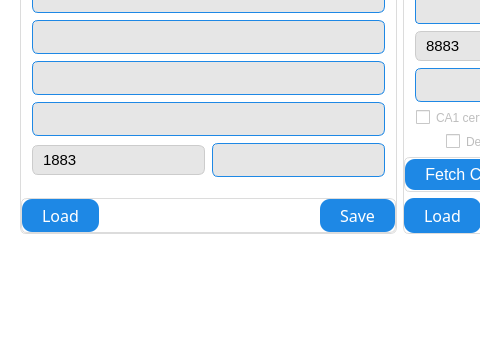
Above: QT_APP/factsetting.ui from eSpark-Backup/nabilfesal-msm-fw before the change; both pictures show x 0 to 480 and y 171 to 515 of the 800 by 515 pixel window. Below: the same form after it.
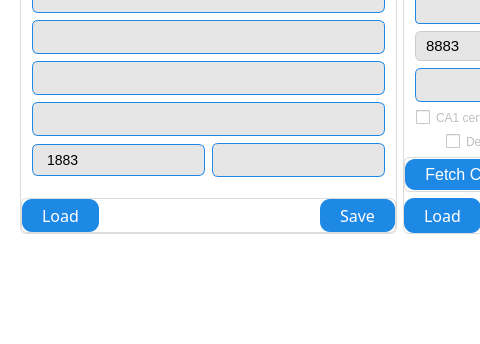
That is the form after the change. The open tabs and pages were chosen to show the change.

Diff of the .ui file:
```diff
--- a/QT_APP/factsetting.ui
+++ b/QT_APP/factsetting.ui
@@ -356,17 +356,17 @@
                  <item>
                   <widget class="QLineEdit" name="mqtt_port">
                    <property name="enabled">
-                    <bool>false</bool>
+                    <bool>true</bool>
                    </property>
                    <property name="focusPolicy">
                     <enum>Qt::ClickFocus</enum>
                    </property>
                    <property name="styleSheet">
-                    <string notr="true">background: #e6e6e6;              /* Light grey box for info rows */
-    border: 1px solid #CCC;        /* Blue thin border */
+                    <string notr="true">background: #e6e6e6;
+    border: 1px solid #1E88E5;
     border-radius: 6px;
-    padding: 4px 8px;
-    font-size: 15px;
+    padding: 6px 12px;
+    font-size: 14px;
     color: black;</string>
                    </property>
                    <property name="text">
```
